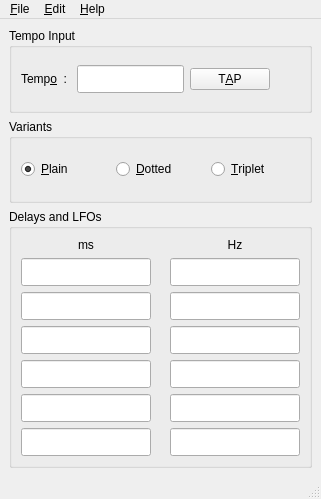
Qt form src/gui/forms/qrestmainwindow.ui (deufrai/Qrest) before a commit.
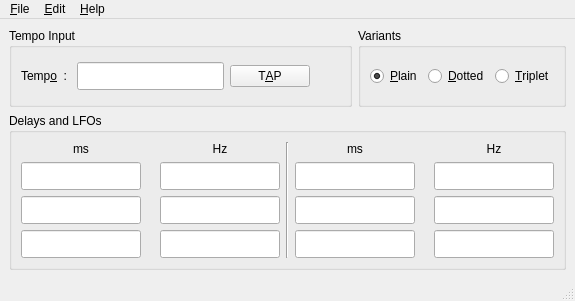
The same form after that commit. Icons and pictures are not drawn.

Commit message:
changed main window layout to be in landscape mode 'wider than high'.
Closes bug #4

The edit to the form file:
```diff
--- a/src/gui/forms/qrestmainwindow.ui
+++ b/src/gui/forms/qrestmainwindow.ui
@@ -5,8 +5,8 @@
    <rect>
     <x>0</x>
     <y>0</y>
-    <width>321</width>
-    <height>499</height>
+    <width>575</width>
+    <height>301</height>
    </rect>
   </property>
   <property name="sizePolicy" >
@@ -29,8 +29,12 @@
     <normaloff>:/icons/pix/qresticon.png</normaloff>:/icons/pix/qresticon.png</iconset>
   </property>
   <widget class="QWidget" name="centralwidget" >
-   <layout class="QGridLayout" name="gridLayout_4" >
+   <layout class="QGridLayout" name="gridLayout_5" >
     <item row="0" column="0" >
+     <layout class="QVBoxLayout" name="verticalLayout" >
+      <item>
+       <layout class="QHBoxLayout" name="horizontalLayout_2" >
+        <item>
      <widget class="QGroupBox" name="groupBox" >
       <property name="title" >
        <string>Tempo Input</string>
@@ -91,7 +95,7 @@
       </layout>
      </widget>
     </item>
-    <item row="1" column="0" >
+        <item>
      <widget class="QGroupBox" name="groupBox_3" >
       <property name="title" >
        <string>Variants</string>
@@ -124,13 +128,17 @@
       </layout>
      </widget>
     </item>
-    <item row="2" column="0" >
+       </layout>
+      </item>
+      <item>
      <widget class="QGroupBox" name="groupBox_2" >
       <property name="title" >
        <string>Delays and LFOs</string>
       </property>
-      <layout class="QGridLayout" name="gridLayout_3" >
+        <layout class="QGridLayout" name="gridLayout_4" >
        <item row="0" column="0" >
+          <layout class="QHBoxLayout" name="horizontalLayout_3" >
+           <item>
         <layout class="QGridLayout" name="gridLayout_2" >
          <item row="0" column="0" >
           <widget class="QLabel" name="label_7" >
@@ -320,7 +328,38 @@
            </property>
           </widget>
          </item>
-         <item row="4" column="0" >
+            </layout>
+           </item>
+           <item>
+            <widget class="Line" name="line" >
+             <property name="orientation" >
+              <enum>Qt::Vertical</enum>
+             </property>
+            </widget>
+           </item>
+           <item>
+            <layout class="QGridLayout" name="gridLayout_3" >
+             <item row="0" column="0" >
+              <widget class="QLabel" name="label_10" >
+               <property name="text" >
+                <string>ms</string>
+               </property>
+               <property name="alignment" >
+                <set>Qt::AlignCenter</set>
+               </property>
+              </widget>
+             </item>
+             <item row="0" column="2" >
+              <widget class="QLabel" name="label_9" >
+               <property name="text" >
+                <string>Hz</string>
+               </property>
+               <property name="alignment" >
+                <set>Qt::AlignCenter</set>
+               </property>
+              </widget>
+             </item>
+             <item row="1" column="0" >
           <widget class="QLineEdit" name="eighthPeriodEdit" >
            <property name="minimumSize" >
             <size>
@@ -342,7 +381,7 @@
            </property>
           </widget>
          </item>
-         <item row="4" column="1" >
+             <item row="1" column="1" >
           <widget class="QLabel" name="label_6" >
            <property name="text" >
             <string/>
@@ -355,7 +394,7 @@
            </property>
           </widget>
          </item>
-         <item row="4" column="2" >
+             <item row="1" column="2" >
           <widget class="QLineEdit" name="eighthLfoEdit" >
            <property name="minimumSize" >
             <size>
@@ -374,7 +413,7 @@
            </property>
           </widget>
          </item>
-         <item row="5" column="0" >
+             <item row="2" column="0" >
           <widget class="QLineEdit" name="sixteenthPeriodEdit" >
            <property name="minimumSize" >
             <size>
@@ -396,7 +435,7 @@
            </property>
           </widget>
          </item>
-         <item row="5" column="1" >
+             <item row="2" column="1" >
           <widget class="QLabel" name="label_5" >
            <property name="text" >
             <string/>
@@ -409,7 +448,7 @@
            </property>
           </widget>
          </item>
-         <item row="5" column="2" >
+             <item row="2" column="2" >
           <widget class="QLineEdit" name="sixteenthLfoEdit" >
            <property name="minimumSize" >
             <size>
@@ -428,7 +467,7 @@
            </property>
           </widget>
          </item>
-         <item row="6" column="0" >
+             <item row="3" column="0" >
           <widget class="QLineEdit" name="thirtySecondPeriodEdit" >
            <property name="minimumSize" >
             <size>
@@ -450,7 +489,7 @@
            </property>
           </widget>
          </item>
-         <item row="6" column="1" >
+             <item row="3" column="1" >
           <widget class="QLabel" name="label_4" >
            <property name="text" >
             <string/>
@@ -463,7 +502,7 @@
            </property>
           </widget>
          </item>
-         <item row="6" column="2" >
+             <item row="3" column="2" >
           <widget class="QLineEdit" name="thirtySecondLfoEdit" >
            <property name="minimumSize" >
             <size>
@@ -485,7 +524,11 @@
         </layout>
        </item>
       </layout>
-     </widget>
+         </item>
+        </layout>
+       </widget>
+      </item>
+     </layout>
     </item>
    </layout>
   </widget>
@@ -494,7 +537,7 @@
     <rect>
      <x>0</x>
      <y>0</y>
-     <width>321</width>
+     <width>575</width>
      <height>19</height>
     </rect>
    </property>
```
Left out of the diff: 3 changed lines with no effect on the pictures. Lines whose indentation alone changed are shown as unchanged.
